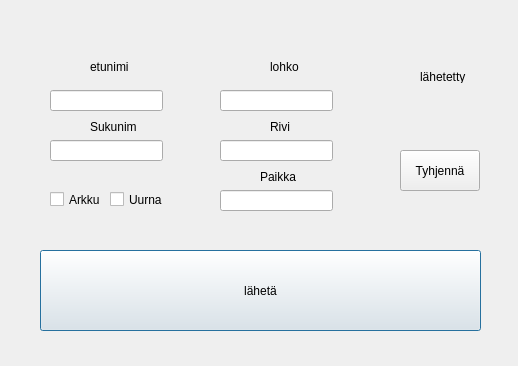
This is adddialog.ui in eelitt/mysliApp as Qt 5 draws it before an edit. The edited form follows.
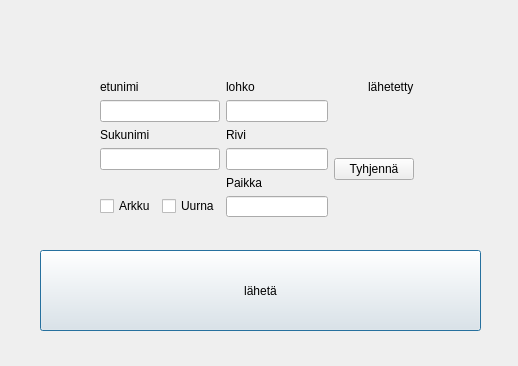
This is the edited form.

```diff
--- a/adddialog.ui
+++ b/adddialog.ui
@@ -13,75 +13,6 @@
   <property name="windowTitle">
    <string>Dialog</string>
   </property>
-  <widget class="QLineEdit" name="etuNimiLaatikko">
-   <property name="geometry">
-    <rect>
-     <x>50</x>
-     <y>90</y>
-     <width>113</width>
-     <height>21</height>
-    </rect>
-   </property>
-  </widget>
-  <widget class="QLineEdit" name="sukunimiLaatikko">
-   <property name="geometry">
-    <rect>
-     <x>50</x>
-     <y>140</y>
-     <width>113</width>
-     <height>21</height>
-    </rect>
-   </property>
-  </widget>
-  <widget class="QLineEdit" name="lohkoLaatikko">
-   <property name="geometry">
-    <rect>
-     <x>220</x>
-     <y>90</y>
-     <width>113</width>
-     <height>21</height>
-    </rect>
-   </property>
-  </widget>
-  <widget class="QLabel" name="lohkolappu">
-   <property name="geometry">
-    <rect>
-     <x>270</x>
-     <y>60</y>
-     <width>47</width>
-     <height>13</height>
-    </rect>
-   </property>
-   <property name="text">
-    <string>lohko</string>
-   </property>
-  </widget>
-  <widget class="QLabel" name="sukunimilappu">
-   <property name="geometry">
-    <rect>
-     <x>90</x>
-     <y>120</y>
-     <width>47</width>
-     <height>13</height>
-    </rect>
-   </property>
-   <property name="text">
-    <string>Sukunimi</string>
-   </property>
-  </widget>
-  <widget class="QLabel" name="etulappu">
-   <property name="geometry">
-    <rect>
-     <x>90</x>
-     <y>60</y>
-     <width>47</width>
-     <height>13</height>
-    </rect>
-   </property>
-   <property name="text">
-    <string>etunimi</string>
-   </property>
-  </widget>
   <widget class="QPushButton" name="lahetaNappi">
    <property name="geometry">
     <rect>
@@ -101,119 +32,238 @@
     <string>lähetä</string>
    </property>
   </widget>
-  <widget class="QCheckBox" name="arkkuBox">
+  <widget class="QWidget" name="">
    <property name="geometry">
     <rect>
-     <x>50</x>
-     <y>190</y>
-     <width>72</width>
-     <height>19</height>
+     <x>100</x>
+     <y>80</y>
+     <width>314</width>
+     <height>137</height>
     </rect>
    </property>
-   <property name="text">
-    <string>Arkku</string>
+   <property name="font">
+    <font>
+     <family>Tahoma</family>
+     <weight>50</weight>
+     <bold>false</bold>
+     <stylestrategy>PreferAntialias</stylestrategy>
+    </font>
    </property>
-  </widget>
-  <widget class="QCheckBox" name="uurnaBox">
-   <property name="geometry">
-    <rect>
-     <x>110</x>
-     <y>190</y>
-     <width>72</width>
-     <height>19</height>
-    </rect>
-   </property>
-   <property name="text">
-    <string>Uurna</string>
-   </property>
-  </widget>
-  <widget class="QLabel" name="riviLappu">
-   <property name="geometry">
-    <rect>
-     <x>270</x>
-     <y>120</y>
-     <width>47</width>
-     <height>13</height>
-    </rect>
-   </property>
-   <property name="text">
-    <string>Rivi</string>
-   </property>
-  </widget>
-  <widget class="QLabel" name="paikkaLAppu">
-   <property name="geometry">
-    <rect>
-     <x>260</x>
-     <y>170</y>
-     <width>47</width>
-     <height>13</height>
-    </rect>
-   </property>
-   <property name="text">
-    <string>Paikka</string>
-   </property>
-  </widget>
-  <widget class="QLineEdit" name="riviLaatikko">
-   <property name="geometry">
-    <rect>
-     <x>220</x>
-     <y>140</y>
-     <width>113</width>
-     <height>21</height>
-    </rect>
-   </property>
-  </widget>
-  <widget class="QLineEdit" name="paikkaLaatikko">
-   <property name="geometry">
-    <rect>
-     <x>220</x>
-     <y>190</y>
-     <width>113</width>
-     <height>21</height>
-    </rect>
-   </property>
-  </widget>
-  <widget class="QLabel" name="counterLaatikko">
-   <property name="geometry">
-    <rect>
-     <x>390</x>
-     <y>70</y>
-     <width>31</width>
-     <height>16</height>
-    </rect>
-   </property>
-   <property name="text">
-    <string/>
-   </property>
-  </widget>
-  <widget class="QLabel" name="counterTeksti">
-   <property name="geometry">
-    <rect>
-     <x>420</x>
-     <y>70</y>
-     <width>47</width>
-     <height>13</height>
-    </rect>
-   </property>
-   <property name="text">
-    <string>lähetetty</string>
-   </property>
-  </widget>
-  <widget class="QPushButton" name="tyhjennaNappi">
-   <property name="geometry">
-    <rect>
-     <x>400</x>
-     <y>150</y>
-     <width>80</width>
-     <height>41</height>
-    </rect>
-   </property>
-   <property name="focusPolicy">
-    <enum>Qt::ClickFocus</enum>
-   </property>
-   <property name="text">
-    <string>Tyhjennä</string>
-   </property>
+   <layout class="QGridLayout" name="gridLayout">
+    <item row="0" column="0" colspan="2">
+     <widget class="QLabel" name="etulappu">
+      <property name="font">
+       <font>
+        <family>Tahoma</family>
+        <weight>50</weight>
+        <bold>false</bold>
+        <stylestrategy>PreferAntialias</stylestrategy>
+       </font>
+      </property>
+      <property name="text">
+       <string>etunimi</string>
+      </property>
+     </widget>
+    </item>
+    <item row="0" column="2">
+     <widget class="QLabel" name="lohkolappu">
+      <property name="font">
+       <font>
+        <family>Tahoma</family>
+        <weight>50</weight>
+        <bold>false</bold>
+        <stylestrategy>PreferAntialias</stylestrategy>
+       </font>
+      </property>
+      <property name="text">
+       <string>lohko</string>
+      </property>
+     </widget>
+    </item>
+    <item row="0" column="3">
+     <widget class="QLabel" name="counterLaatikko">
+      <property name="font">
+       <font>
+        <family>Tahoma</family>
+        <weight>50</weight>
+        <bold>false</bold>
+        <stylestrategy>PreferAntialias</stylestrategy>
+       </font>
+      </property>
+      <property name="text">
+       <string/>
+      </property>
+     </widget>
+    </item>
+    <item row="0" column="4">
+     <widget class="QLabel" name="counterTeksti">
+      <property name="font">
+       <font>
+        <family>Tahoma</family>
+        <weight>50</weight>
+        <bold>false</bold>
+        <stylestrategy>PreferAntialias</stylestrategy>
+       </font>
+      </property>
+      <property name="text">
+       <string>lähetetty</string>
+      </property>
+     </widget>
+    </item>
+    <item row="1" column="0" colspan="2">
+     <widget class="QLineEdit" name="etuNimiLaatikko">
+      <property name="font">
+       <font>
+        <family>Tahoma</family>
+        <weight>50</weight>
+        <bold>false</bold>
+        <stylestrategy>PreferAntialias</stylestrategy>
+       </font>
+      </property>
+     </widget>
+    </item>
+    <item row="1" column="2">
+     <widget class="QLineEdit" name="lohkoLaatikko">
+      <property name="font">
+       <font>
+        <family>Tahoma</family>
+        <weight>50</weight>
+        <bold>false</bold>
+        <stylestrategy>PreferAntialias</stylestrategy>
+       </font>
+      </property>
+     </widget>
+    </item>
+    <item row="2" column="0" colspan="2">
+     <widget class="QLabel" name="sukunimilappu">
+      <property name="font">
+       <font>
+        <family>Tahoma</family>
+        <weight>50</weight>
+        <bold>false</bold>
+        <stylestrategy>PreferAntialias</stylestrategy>
+       </font>
+      </property>
+      <property name="text">
+       <string>Sukunimi</string>
+      </property>
+     </widget>
+    </item>
+    <item row="2" column="2">
+     <widget class="QLabel" name="riviLappu">
+      <property name="font">
+       <font>
+        <family>Tahoma</family>
+        <weight>50</weight>
+        <bold>false</bold>
+        <stylestrategy>PreferAntialias</stylestrategy>
+       </font>
+      </property>
+      <property name="text">
+       <string>Rivi</string>
+      </property>
+     </widget>
+    </item>
+    <item row="3" column="0" colspan="2">
+     <widget class="QLineEdit" name="sukunimiLaatikko">
+      <property name="font">
+       <font>
+        <family>Tahoma</family>
+        <weight>50</weight>
+        <bold>false</bold>
+        <stylestrategy>PreferAntialias</stylestrategy>
+       </font>
+      </property>
+     </widget>
+    </item>
+    <item row="3" column="2">
+     <widget class="QLineEdit" name="riviLaatikko">
+      <property name="font">
+       <font>
+        <family>Tahoma</family>
+        <weight>50</weight>
+        <bold>false</bold>
+        <stylestrategy>PreferAntialias</stylestrategy>
+       </font>
+      </property>
+     </widget>
+    </item>
+    <item row="3" column="3" rowspan="2" colspan="2">
+     <widget class="QPushButton" name="tyhjennaNappi">
+      <property name="font">
+       <font>
+        <family>Tahoma</family>
+        <weight>50</weight>
+        <bold>false</bold>
+        <stylestrategy>PreferAntialias</stylestrategy>
+       </font>
+      </property>
+      <property name="focusPolicy">
+       <enum>Qt::ClickFocus</enum>
+      </property>
+      <property name="text">
+       <string>Tyhjennä</string>
+      </property>
+     </widget>
+    </item>
+    <item row="4" column="2">
+     <widget class="QLabel" name="paikkaLAppu">
+      <property name="font">
+       <font>
+        <family>Tahoma</family>
+        <weight>50</weight>
+        <bold>false</bold>
+        <stylestrategy>PreferAntialias</stylestrategy>
+       </font>
+      </property>
+      <property name="text">
+       <string>Paikka</string>
+      </property>
+     </widget>
+    </item>
+    <item row="5" column="0">
+     <widget class="QCheckBox" name="arkkuBox">
+      <property name="font">
+       <font>
+        <family>Tahoma</family>
+        <weight>50</weight>
+        <bold>false</bold>
+        <stylestrategy>PreferAntialias</stylestrategy>
+       </font>
+      </property>
+      <property name="text">
+       <string>Arkku</string>
+      </property>
+     </widget>
+    </item>
+    <item row="5" column="1">
+     <widget class="QCheckBox" name="uurnaBox">
+      <property name="font">
+       <font>
+        <family>Tahoma</family>
+        <weight>50</weight>
+        <bold>false</bold>
+        <stylestrategy>PreferAntialias</stylestrategy>
+       </font>
+      </property>
+      <property name="text">
+       <string>Uurna</string>
+      </property>
+     </widget>
+    </item>
+    <item row="5" column="2">
+     <widget class="QLineEdit" name="paikkaLaatikko">
+      <property name="font">
+       <font>
+        <family>Tahoma</family>
+        <weight>50</weight>
+        <bold>false</bold>
+        <stylestrategy>PreferAntialias</stylestrategy>
+       </font>
+      </property>
+     </widget>
+    </item>
+   </layout>
   </widget>
  </widget>
  <resources/>
```
Left out of the diff: 18 changed lines with no effect on the pictures.
